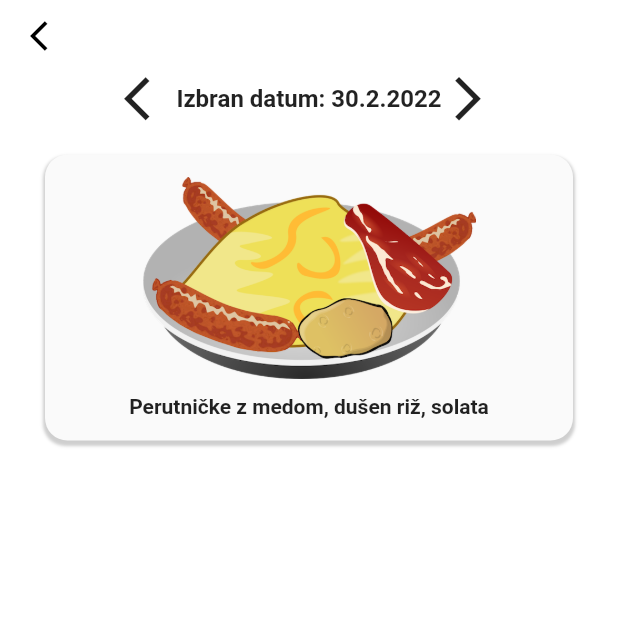
After one commit to SCVApp/SCVAppFlutter, a Flutter app: the MalicePage screen opened directly, after a tap on "Naroči za naslednje dni:", on a phone screen of 412 x 824 dp, the top half of it. The commit adds this screen. Run offline on Flutter 3.47's test engine with Material 2 defaults, Android fonts, the phone set to English and light mode, and no system bars; our stand-ins replace babstrap_settings_screen, cached_network_image, connectivity_plus, dots_indicator, flutter_linkify, flutter_redux and 8 more; missing offline and left inert: app_settings, ff_navigation_bar, flutter_picker, flutter_web_auth_2; accounts and stored records are empty.

Commit message:
Meals add select meals

```diff
--- /dev/null
+++ b/lib/components/malice/selectMeals/selectMenuBox.dart
@@ -0,0 +1,24 @@
+import 'package:flutter/material.dart';
+import 'package:scv_app/components/malice/mealsBoxDecoration.dart';
+
+Widget MealSelectBox(BuildContext context) {
+  return Container(
+    decoration: mealsBoxDecoration(context),
+    padding: EdgeInsets.all(15),
+    child: Column(
+      mainAxisAlignment: MainAxisAlignment.center,
+      crossAxisAlignment: CrossAxisAlignment.center,
+      children: [
+        Padding(
+            padding: EdgeInsets.symmetric(horizontal: 50),
+            child: Image(
+                image: AssetImage("assets/images/slikeMalica/mesni_meni.png"))),
+        Padding(padding: EdgeInsets.only(top: 10)),
+        Text(
+          "Perutničke z medom, dušen riž, solata",
+          style: TextStyle(fontWeight: FontWeight.bold),
+        ),
+      ],
+    ),
+  );
+}
--- /dev/null
+++ b/lib/components/malice/selectMeals/selectMenus.dart
@@ -0,0 +1,15 @@
+import 'package:flutter/material.dart';
+import 'package:scv_app/components/malice/selectMeals/selectMenuBox.dart';
+import 'package:scv_app/extension/withSpaceBetween.dart';
+
+Widget MealSelectMenus(BuildContext context){
+  return Expanded(
+          child: ListView(
+            padding: EdgeInsets.symmetric(horizontal: 30),
+            children: [
+              MealSelectBox(context),
+              Padding(padding: EdgeInsets.only(bottom: 40)),
+            ].withSpaceBetween(spacing: 20),
+          ),
+        );
+}
--- /dev/null
+++ b/lib/components/malice/selectMeals/selectedDate.dart
@@ -0,0 +1,24 @@
+import 'package:flutter/material.dart';
+
+Widget MealsSelectedDate() {
+  return Center(
+      child: Row(
+    crossAxisAlignment: CrossAxisAlignment.center,
+    mainAxisSize: MainAxisSize.min,
+    mainAxisAlignment: MainAxisAlignment.center,
+    children: [
+      Icon(
+        Icons.arrow_back_ios,
+        size: 35,
+      ),
+      Text(
+        "Izbran datum: 30.2.2022",
+        style: TextStyle(fontWeight: FontWeight.bold, fontSize: 16),
+      ),
+      Icon(
+        Icons.arrow_forward_ios,
+        size: 35,
+      ),
+    ],
+  ));
+}
--- a/lib/pages/Malice/home.dart
+++ b/lib/pages/Malice/home.dart
@@ -4,6 +4,9 @@ import 'package:scv_app/components/malice/home/todayForMeal.dart';
 import 'package:scv_app/extension/withSpaceBetween.dart';
 
 class MaliceHomePage extends StatefulWidget {
+  MaliceHomePage(this.goToSelectMenu, {Key key}) : super(key: key);
+
+  final Function goToSelectMenu;
   @override
   _MaliceHomePageState createState() => _MaliceHomePageState();
 }
@@ -23,7 +26,8 @@ class _MaliceHomePageState extends State<MaliceHomePage> {
               textAlignForValue: TextAlign.center),
           MealInfoBox(context, "Stanje na računu:", "69,42€"),
           MealInfoBox(context, "Naroči za naslednje dni:", "",
-              icon: Icon(Icons.arrow_forward_ios)),
+              icon: Icon(Icons.arrow_forward_ios),
+              onTap: widget.goToSelectMenu),
           MealInfoBox(context, "Ostale informacije:", "",
               icon: Icon(Icons.arrow_forward_ios)),
         ].withSpaceBetween(spacing: 15),
--- a/lib/pages/Malice/main.dart
+++ b/lib/pages/Malice/main.dart
@@ -1,6 +1,7 @@
 import 'package:flutter/material.dart';
 import 'package:scv_app/pages/Malice/home.dart';
 import 'package:scv_app/pages/Malice/login.dart';
+import 'package:scv_app/pages/Malice/selectMenus.dart';
 
 class MalicePage extends StatefulWidget {
   @override
@@ -8,12 +9,27 @@ class MalicePage extends StatefulWidget {
 }
 
 class _MalicePageState extends State<MalicePage> {
+  PageController _pageController = PageController(initialPage: 0);
+
+  void goToSelectMenu() {
+    _pageController.jumpToPage(2);
+  }
+
+  void goToHomePage() {
+    _pageController.jumpToPage(0);
+  }
+
   @override
   Widget build(BuildContext context) {
     return Scaffold(
         backgroundColor: Theme.of(context).scaffoldBackgroundColor,
         body: PageView(
-          children: <Widget>[MaliceHomePage(), MaliceLoginPage()],
+          controller: _pageController,
+          children: <Widget>[
+            MaliceHomePage(goToSelectMenu),
+            MaliceLoginPage(),
+            MaliceSelectMenus(goToHomePage)
+          ],
           physics: NeverScrollableScrollPhysics(),
         ));
   }
--- /dev/null
+++ b/lib/pages/Malice/selectMenus.dart
@@ -0,0 +1,36 @@
+import 'package:flutter/material.dart';
+import 'package:scv_app/components/malice/selectMeals/selectMenus.dart';
+import 'package:scv_app/extension/withSpaceBetween.dart';
+
+import '../../components/malice/selectMeals/selectMenuBox.dart';
+import '../../components/malice/selectMeals/selectedDate.dart';
+
+class MaliceSelectMenus extends StatefulWidget {
+  MaliceSelectMenus(this.goToHomePage, {Key key}) : super(key: key);
+  final Function goToHomePage;
+  @override
+  _MaliceSelectMenusState createState() => _MaliceSelectMenusState();
+}
+
+class _MaliceSelectMenusState extends State<MaliceSelectMenus> {
+  @override
+  Widget build(BuildContext context) {
+    return Scaffold(
+        body: Column(
+      mainAxisAlignment: MainAxisAlignment.start,
+      crossAxisAlignment: CrossAxisAlignment.center,
+      children: [
+        Align(
+          alignment: Alignment.centerLeft,
+          child: TextButton(
+            child: Icon(Icons.arrow_back_ios, color: Colors.black),
+            onPressed: widget.goToHomePage,
+          ),
+        ),
+        MealsSelectedDate(),
+        Padding(padding: EdgeInsets.only(top: 20)),
+        MealSelectMenus(context),
+      ],
+    ));
+  }
+}
```
